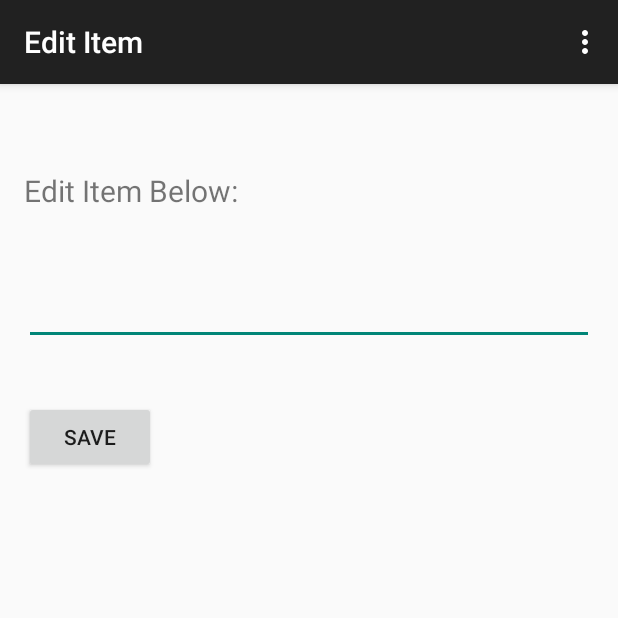
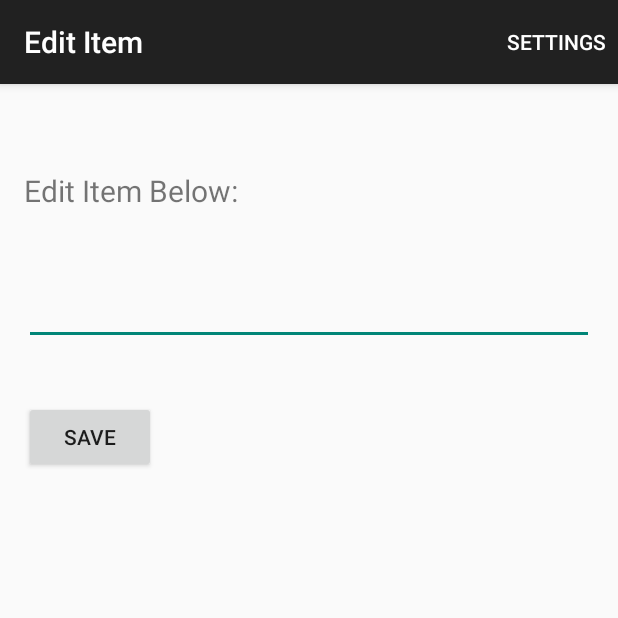
Before and after one commit to jankichauhan/todo, an Android app: the EditItemActivity screen opened directly, with no data from a screen before it, on a phone screen of 412 x 824 dp, the top half of it. Run offline under Robolectric (Android 15) with nearby library versions, the phone set to English and light mode, and no system bars.

```diff
--- a/app/src/main/res/menu/menu_edit_item.xml
+++ b/app/src/main/res/menu/menu_edit_item.xml
@@ -3,5 +3,5 @@
     xmlns:tools="http://schemas.android.com/tools"
     tools:context="com.janki.simpletodo.activities.EditItemActivity">
     <item android:id="@+id/action_settings" android:title="@string/action_settings"
-        android:orderInCategory="100" app:showAsAction="never" />
+        android:orderInCategory="100" app:showAsAction="always" />
 </menu>
--- a/app/src/main/res/menu/menu_todo.xml
+++ b/app/src/main/res/menu/menu_todo.xml
@@ -2,5 +2,5 @@
     xmlns:app="http://schemas.android.com/apk/res-auto"
     xmlns:tools="http://schemas.android.com/tools" tools:context=".TodoActivity">
     <item android:id="@+id/action_settings" android:title="@string/action_settings"
-        android:orderInCategory="100" app:showAsAction="never" />
+        android:orderInCategory="100" app:showAsAction="always" />
 </menu>
```
Also changed, not shown: 1 other file.
